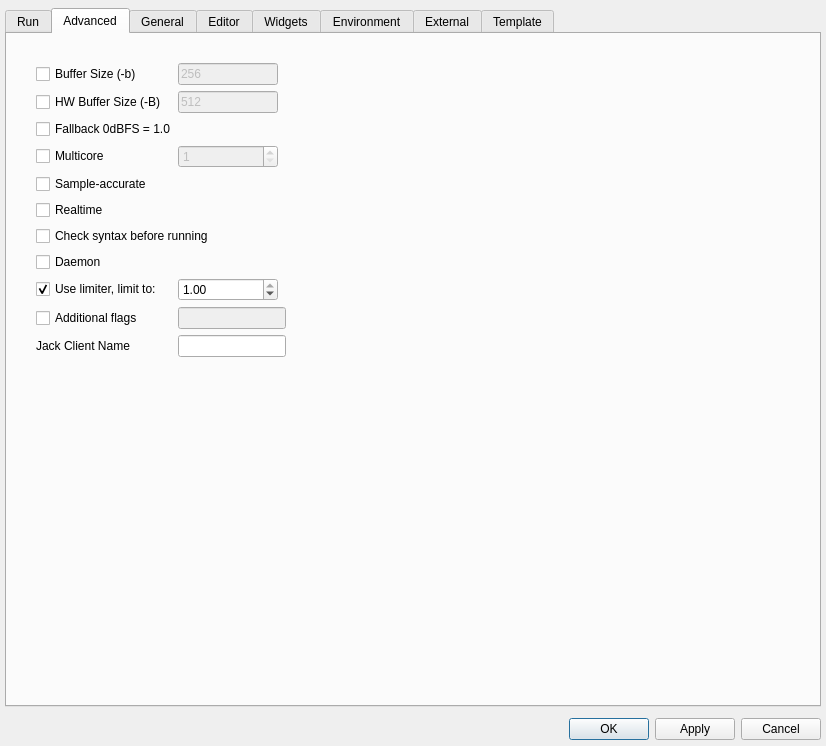
Above: src/configdialog.ui from CsoundQt/CsoundQt before the change. Below: the same form after it.
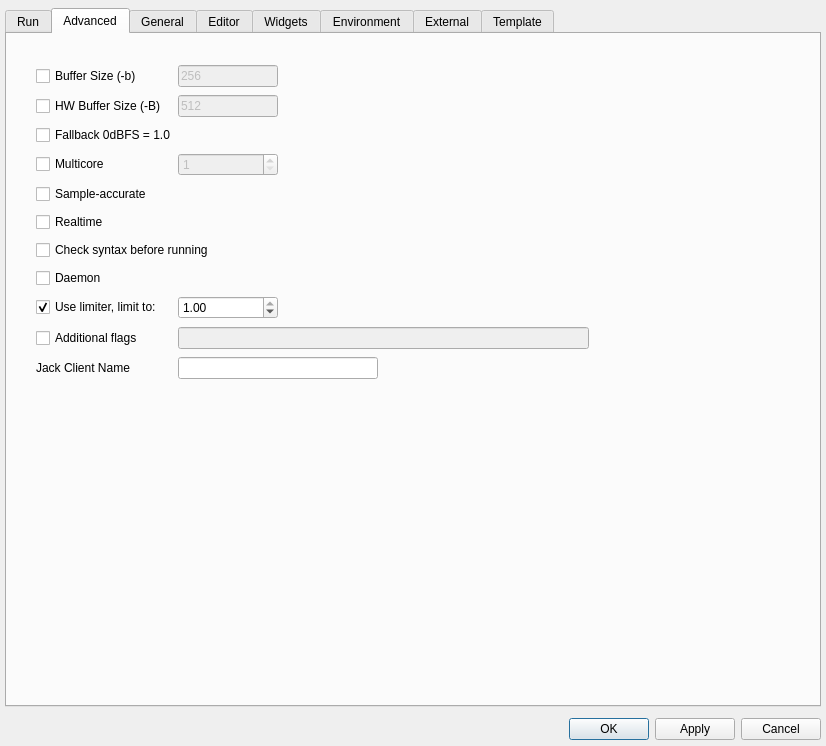
That is the form after the change. The open tabs and pages were chosen to show the change.

Commit message: Modernized AudioMidiTest configdialog: fix tooltip for 0dbfs

The edit to the form file:
```diff
--- a/src/configdialog.ui
+++ b/src/configdialog.ui
@@ -53,7 +53,7 @@
         <x>0</x>
         <y>0</y>
         <width>820</width>
-        <height>706</height>
+        <height>704</height>
        </rect>
       </property>
       <layout class="QGridLayout" name="gridLayout_18">
@@ -74,6 +74,12 @@
          <property name="enabled">
           <bool>true</bool>
          </property>
+         <property name="sizePolicy">
+          <sizepolicy hsizetype="Expanding" vsizetype="Expanding">
+           <horstretch>0</horstretch>
+           <verstretch>0</verstretch>
+          </sizepolicy>
+         </property>
          <property name="toolTip">
           <string/>
          </property>
@@ -999,7 +1005,7 @@
             <rect>
              <x>20</x>
              <y>20</y>
-             <width>551</width>
+             <width>571</width>
              <height>340</height>
             </rect>
            </property>
@@ -1010,9 +1016,6 @@
             </sizepolicy>
            </property>
            <layout class="QGridLayout" name="gridLayout_10">
-            <property name="sizeConstraint">
-             <enum>QLayout::SetFixedSize</enum>
-            </property>
             <property name="spacing">
              <number>6</number>
             </property>
@@ -1257,7 +1260,7 @@
               </property>
               <property name="maximumSize">
                <size>
-                <width>600</width>
+                <width>16777215</width>
                 <height>16777215</height>
                </size>
               </property>
```
Left out of the diff: 86 changed lines with no effect on the pictures. The commit also changes 3 other files.
